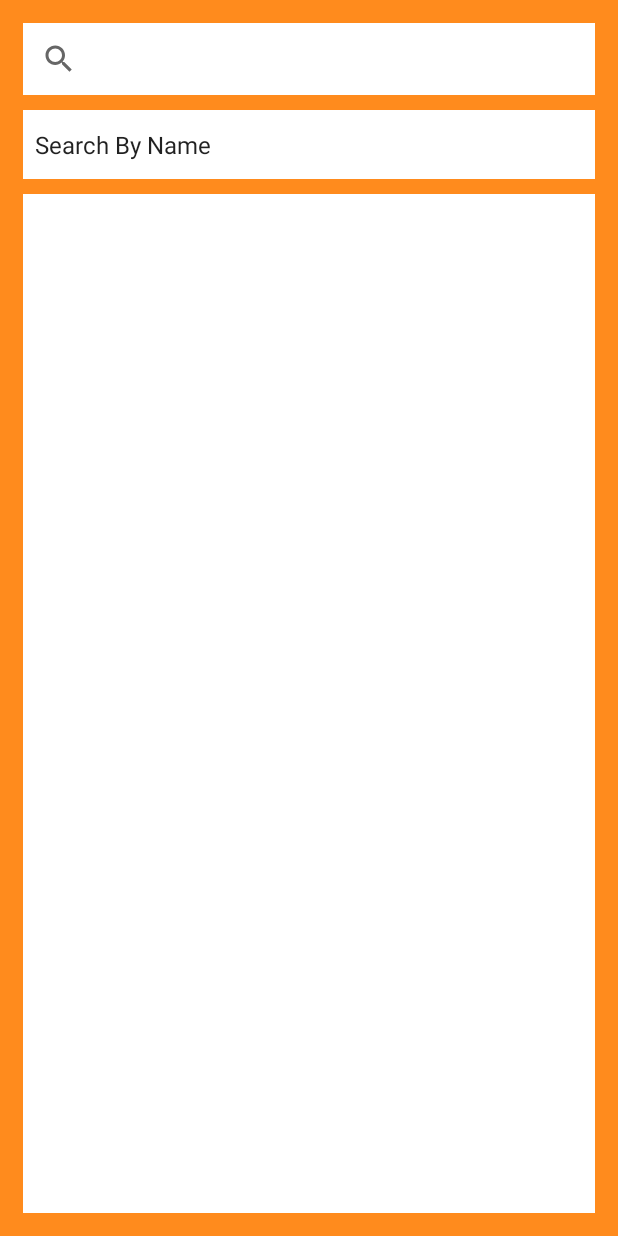
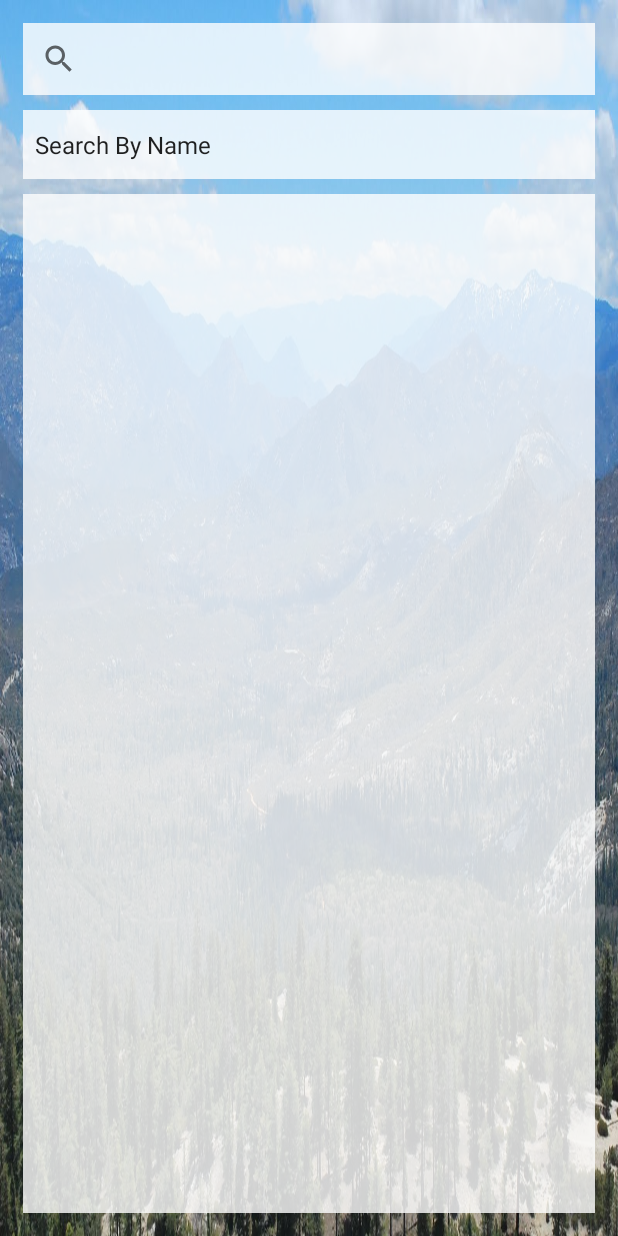
Before and after one commit to KVSun/KVSunPhoneDirectory-Android, an Android app: the screen it shows after launch (MainActivity), on a phone screen of 412 x 824 dp. Run offline under Robolectric (Android 15) with nearby library versions, the phone set to English and light mode, and no system bars; 1 statement that could not run was skipped.

Commit message:
popup sized properly, basic implimentation of background as well

```diff
--- a/app/src/main/java/com/squirrelvalleysoftworks/steve/kvsunphonedirectory/CustomCursorAdapter.java
+++ b/app/src/main/java/com/squirrelvalleysoftworks/steve/kvsunphonedirectory/CustomCursorAdapter.java
@@ -3,6 +3,7 @@ package com.squirrelvalleysoftworks.steve.kvsunphonedirectory;
 import android.app.Activity;
 import android.content.Context;
 import android.database.Cursor;
+import android.provider.Settings;
 import android.text.method.ScrollingMovementMethod;
 import android.view.Gravity;
 import android.view.LayoutInflater;
@@ -72,6 +73,8 @@ public class CustomCursorAdapter extends BaseAdapter {
             convertView = generateBannerView(row);
         else
             convertView = generateStandardView(row);
+
+        //Display popup when pressing resultsEntry
         convertView.setOnClickListener(new View.OnClickListener() {
 
             @Override
@@ -86,8 +89,11 @@ public class CustomCursorAdapter extends BaseAdapter {
                 final PopupWindow pw = new PopupWindow(
                         inflator.inflate(R.layout.popup_result_view, null, false),
                         ((Activity) context).findViewById(R.id.resultsView).getWidth(),
-                        mainView.getHeight(),
+                        ((MainActivity) context).mainViewHeight / 2, //half as tall as the max of main view
                         true);
+                System.out.print("Popup will be using height ");
+                System.out.println(((MainActivity) context).mainViewHeight / 2);
+
                 TextView popupTextView = (TextView) pw.getContentView().findViewById(R.id.popupTextView);
                 popupTextView.setText(row.allLines);
                 popupTextView.setMovementMethod(new ScrollingMovementMethod());
--- a/app/src/main/java/com/squirrelvalleysoftworks/steve/kvsunphonedirectory/MainActivity.java
+++ b/app/src/main/java/com/squirrelvalleysoftworks/steve/kvsunphonedirectory/MainActivity.java
@@ -1,5 +1,6 @@
 package com.squirrelvalleysoftworks.steve.kvsunphonedirectory;
 
+import android.app.Activity;
 import android.content.Context;
 import android.content.Intent;
 import android.database.Cursor;
@@ -9,15 +10,22 @@ import android.view.Menu;
 import android.view.MenuItem;
 import android.view.View;
 import android.widget.ArrayAdapter;
+import android.widget.ListAdapter;
 import android.widget.ListView;
 import android.widget.RelativeLayout;
 import android.widget.SearchView;
 import android.widget.SimpleCursorAdapter;
 import android.widget.Spinner;
 
+import java.util.Timer;
+import java.util.TimerTask;
+
 
 public class MainActivity extends ActionBarActivity {
     SearchHandler searchHandler = null;//This should be instant. before onCreate
+    int mainViewHeight = 0;
+    int mainViewWidth = 0;
+
     @Override
     protected void onCreate(Bundle savedInstanceState) {
         super.onCreate(savedInstanceState);
@@ -90,7 +98,7 @@ public class MainActivity extends ActionBarActivity {
                 try {
                     if (query.charAt(query.length() - 1) == ' ')//wanting to scrape off trailing space
                         query.substring(0, query.length() - 2);
-                } catch(Exception e) {
+                } catch (Exception e) {
                     System.err.println("index out of bounds, ignoring");
                 }
 
@@ -117,6 +125,44 @@ public class MainActivity extends ActionBarActivity {
 //                mainLayout.requestFocus();
             }
         });
+
+        //Going to use this to keep the mainViews height and width updated with the max
+        View mainView = findViewById(R.id.layout);
+        mainView.addOnLayoutChangeListener(new View.OnLayoutChangeListener() {
+            @Override
+            public void onLayoutChange(View v, int left, int top, int right, int bottom,
+                                       int oldLeft, int oldTop, int oldRight, int oldBottom) {
+                if (left == 0 && top == 0 && right == 0 && bottom == 0) {
+                    return;
+                } else {
+                    int width = right;
+                    int height = bottom;
+
+                    if (width > mainViewWidth)
+                        mainViewWidth = width;
+                    if (height > mainViewHeight)
+                        mainViewHeight = height;
+
+                    System.out.println("Main layout has changed");
+                    System.out.println(left);
+                    System.out.println(top);
+                    System.out.println(right);
+                    System.out.println(bottom);
+
+                }
+            }
+        });
+
+        //Setup background changing timer
+        Timer backgroundTimer = new Timer();
+        TimerTask task = new TimerTask() {
+            @Override
+            public void run() {
+                //change background
+                //Need to do a fade transition
+            }
+        };
+        backgroundTimer.schedule(task, 1000 * 30, 1000 * 30);
     }
 
     @Override
@@ -153,4 +199,11 @@ public class MainActivity extends ActionBarActivity {
             findViewById(R.id.dimmer).setVisibility(View.GONE);
     }
 
+    private void fadeOutBackground() {
+
+    }
+
+    private void fadeInBackground() {
+
+    }
 }
--- a/app/src/main/res/layout/activity_main.xml
+++ b/app/src/main/res/layout/activity_main.xml
@@ -2,7 +2,7 @@
     xmlns:tools="http://schemas.android.com/tools" android:layout_width="match_parent"
     android:layout_height="match_parent"
     tools:context=".FrontActivity"
-    android:background="#ffff8b1d"
+    android:background="@drawable/kern_river_valley"
     style="@style/AppTheme"
     android:clickable="false"
     android:id="@+id/layout">
@@ -29,7 +29,7 @@
                 android:layout_width="match_parent"
                 android:layout_height="wrap_content"
                 android:id="@+id/queryView"
-                android:background="#ffffffff" />
+                android:background="#ccffffff" />
 
             <Spinner
                 android:layout_width="match_parent"
@@ -38,7 +38,7 @@
                 android:layout_gravity="center_horizontal"
                 android:layout_marginTop="10dp"
                 android:layout_marginBottom="10dp"
-                android:background="#ffffffff"
+                android:background="#ccffffff"
                 android:paddingTop="12dp"
                 android:paddingBottom="12dp"
                 android:popupBackground="#ffffffff" />
@@ -48,7 +48,7 @@
                 android:layout_height="match_parent"
                 android:id="@+id/resultsView"
                 android:layout_gravity="center_horizontal"
-                android:background="#ffffffff" />
+                android:background="#CCFFffff" />
             <TextView android:id="@android:id/empty"
                 android:layout_width="match_parent"
                 android:layout_height="match_parent"
--- a/app/src/main/res/layout/popup_result_view.xml
+++ b/app/src/main/res/layout/popup_result_view.xml
@@ -1,7 +1,7 @@
 <?xml version="1.0" encoding="utf-8"?>
 <RelativeLayout xmlns:android="http://schemas.android.com/apk/res/android"
     android:layout_width="fill_parent" android:layout_height="fill_parent"
-    android:background="#ff7c7c7c">
+    android:background="#ffffffff">
 
     <TextView
         android:layout_width="wrap_content"
```
Also changed, not shown: app/src/main/res/drawable/kern_river_valley.jpg (added).
